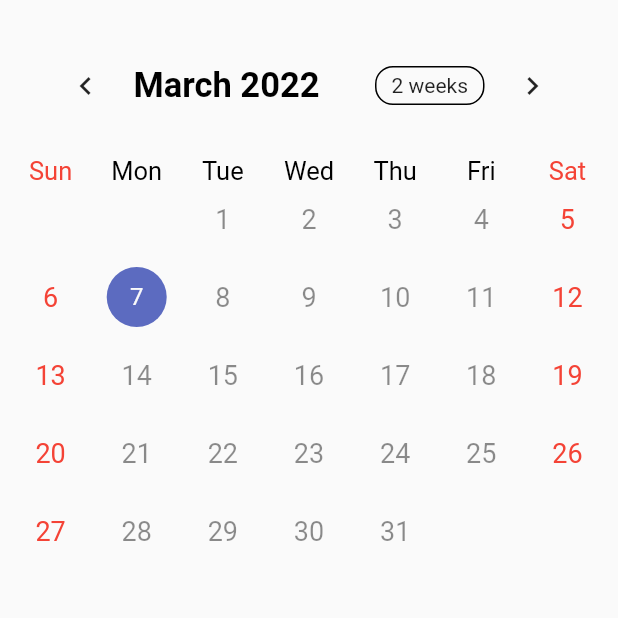
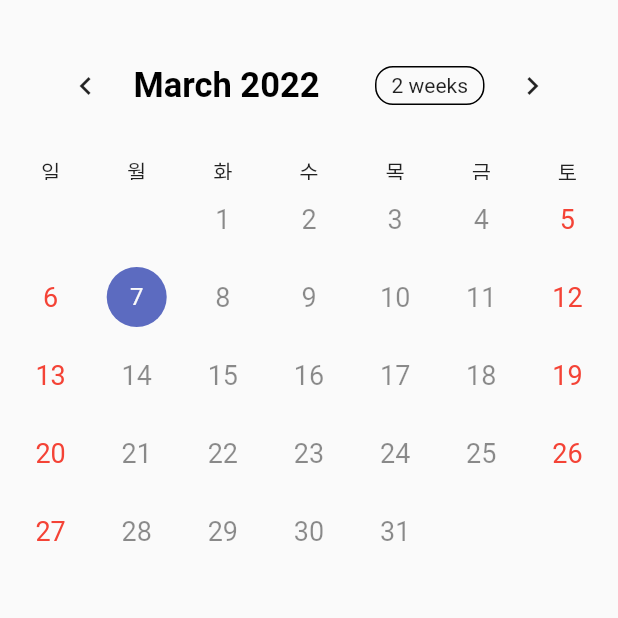
Before and after one commit to YEGRINA/2202FlutterStudy, a Flutter app: the screen it shows after launch, on a phone screen of 412 x 824 dp, the top half of it. Run offline on Flutter 3.47's test engine with Material 2 defaults, Android fonts, the phone set to English and light mode, and no system bars; drawn by our look-alikes of table_calendar; our stand-ins replace sqflite; accounts and stored records are empty.

Commit message:
언어 설정 초안

```diff
--- a/todo_list/lib/screens/cal.dart
+++ b/todo_list/lib/screens/cal.dart
@@ -4,24 +4,24 @@ import 'package:table_calendar/table_calendar.dart';
 import '../screens/listPage.dart';
 import 'package:todo_list/db/dbHelper.dart';
 import '../db/todo.dart';
+// import 'package:fslutter_localizations/flutter_localizations.dart';
+// import 'package:intl/intl.dart';
 
 final kToday = DateTime.now();
-final kFirstDay = DateTime(kToday.year, 1,1);
+final kFirstDay = DateTime(kToday.year, 1, 1);
 final kLastDay = DateTime(kToday.year, 12, 31);
 
 class TableEventsExample extends StatefulWidget {
   @override
-
   _TableEventsExampleState createState() => _TableEventsExampleState();
 }
 
 class _TableEventsExampleState extends State<TableEventsExample> {
   late final ValueNotifier<List<dynamic>> _selectedEvents;
-  CalendarFormat _calendarFormat = CalendarFormat.month; // 달력 형태,
+  late Map<DateTime, List> _events; // 이벤트 있는 날짜 저장됨
+  CalendarFormat _calendarFormat = CalendarFormat.month; // 달력 형태 -> 버튼으로
   DateTime _focusedDay = DateTime.now(); // 오늘
   DateTime? _selectedDay;
-  // late final EdgeInsets cellPadding;
-  late Map<DateTime, List> _events;  // 이벤트 있는 날짜 저장됨
 
   @override
   void initState() {
@@ -34,13 +34,10 @@ class _TableEventsExampleState extends State<TableEventsExample> {
 
   /// DateTime 인자를 받아 List를 출력해주는 함수 -> 데이터 모델 list로 반환
   List<dynamic> _getEventsForDay(DateTime day) {
-    // Implementation example
-    // return kEvents[day] ?? [];
     return _events[day] ?? [];
   }
 
   Future<void> _onDaySelected(DateTime selectedDay, DateTime focusedDay) async {
-    // if (!isSameDay(_selectedDay, selectedDay)) {
     setState(() {
       _selectedDay = selectedDay;
       _focusedDay = focusedDay;
@@ -48,8 +45,14 @@ class _TableEventsExampleState extends State<TableEventsExample> {
     _selectedEvents.value = _getEventsForDay(selectedDay);
     print(selectedDay);
     print(focusedDay);
-    await Navigator.push(context, CupertinoPageRoute(builder: (context) => ListPage(selectedDay: selectedDay.toString())));
-    setState(() {getDates();});
+    await Navigator.push(
+        context,
+        CupertinoPageRoute(
+            builder: (context) =>
+                ListPage(selectedDay: selectedDay.toString())));
+    setState(() {
+      getDates();
+    });
     // }
   }
 
@@ -62,7 +65,7 @@ class _TableEventsExampleState extends State<TableEventsExample> {
           children: [
             Expanded(
               child: TableCalendar<dynamic>(
-                // locale: 'ko-KR',  // 언어 설정, 기본은 영어임
+                // locale: 'ko-KR', // 언어 설정, 기본은 영어임
                 shouldFillViewport: true,
                 firstDay: kFirstDay,
                 lastDay: kLastDay,
@@ -71,9 +74,48 @@ class _TableEventsExampleState extends State<TableEventsExample> {
                 calendarFormat: _calendarFormat,
                 startingDayOfWeek: StartingDayOfWeek.sunday,
                 eventLoader: _getEventsForDay,
+
+                calendarBuilders: CalendarBuilders(
+                  dowBuilder: (context, day) {
+                    switch (day.weekday) {
+                      case 1:
+                        return Center(
+                          child: Text('월'),
+                        );
+                      case 2:
+                        return Center(
+                          child: Text('화'),
+                        );
+                      case 3:
+                        return Center(
+                          child: Text('수'),
+                        );
+                      case 4:
+                        return Center(
+                          child: Text('목'),
+                        );
+                      case 5:
+                        return Center(
+                          child: Text('금'),
+                        );
+                      case 6:
+                        return Center(
+                          child: Text('토'),
+                        );
+                      case 7:
+                        return Center(
+                          child: Text('일'),
+                        );
+                    }
+                  },
+                ),
                 headerStyle: const HeaderStyle(
-                  titleTextStyle: TextStyle(color: Colors.black, fontSize: 23, fontWeight: FontWeight.bold),
-                  headerMargin: EdgeInsets.only(left: 20, top: 20, right: 20, bottom: 15),
+                  titleTextStyle: TextStyle(
+                      color: Colors.black,
+                      fontSize: 23,
+                      fontWeight: FontWeight.bold),
+                  headerMargin:
+                      EdgeInsets.only(left: 20, top: 20, right: 20, bottom: 15),
                 ),
                 daysOfWeekStyle: const DaysOfWeekStyle(
                   weekdayStyle: TextStyle(color: Colors.black, fontSize: 17),
@@ -81,20 +123,20 @@ class _TableEventsExampleState extends State<TableEventsExample> {
                 ),
                 calendarStyle: CalendarStyle(
                     defaultTextStyle:
-                    TextStyle(color: Colors.black45, fontSize: 18),
+                        TextStyle(color: Colors.black45, fontSize: 18),
                     weekendTextStyle:
-                    TextStyle(color: Colors.red, fontSize: 18),
+                        TextStyle(color: Colors.red, fontSize: 18),
                     outsideDaysVisible: false, // 이전, 혹은 다음 달의 날짜 표시여부
                     todayDecoration: BoxDecoration(
-                      // 오늘의 날짜 꾸미기
+                        // 오늘의 날짜 꾸미기
                         color: Colors.transparent,
                         shape: BoxShape.circle,
-                        border: Border.all(color: Colors.blueAccent, width: 1.5)),
+                        border:
+                            Border.all(color: Colors.blueAccent, width: 1.5)),
                     todayTextStyle: const TextStyle(
-                      // 오늘의 날짜 글씨 꾸미기
-                      // color: Colors.black45,
-                        fontSize: 18)
-                ),
+                        // 오늘의 날짜 글씨 꾸미기
+                        // color: Colors.black45,
+                        fontSize: 18)),
                 onDaySelected: _onDaySelected,
                 onFormatChanged: (format) {
                   if (_calendarFormat != format) {
@@ -125,7 +167,9 @@ class _TableEventsExampleState extends State<TableEventsExample> {
       mon = allList[i].date.split(' ')[0].split('-')[1];
       day = allList[i].date.split(' ')[0].split('-')[2];
       print('$year $mon $day');
-      _events[DateTime.utc(int.parse(year), int.parse(mon), int.parse(day))] = ['Event'];
+      _events[DateTime.utc(int.parse(year), int.parse(mon), int.parse(day))] = [
+        'Event'
+      ];
     }
     print(_events);
     print('=======================');
```
